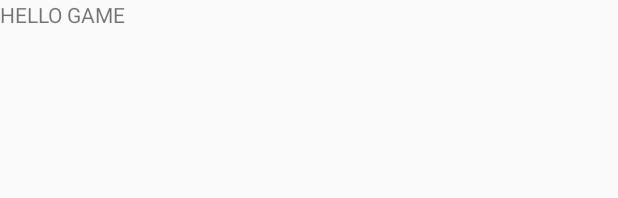
After one commit to veyga/Shinro, an Android app: the layout fragment_game.xml on its own in the app's theme, with its tools: preview values and no code run, on a phone screen of 412 x 824 dp. The commit adds this screen. Shown: the top 198 px of the screen. Run offline under Robolectric (Android 15) with nearby library versions, the phone set to English and light mode, and no system bars.

Commit message:
game fragment init

```diff
--- a/app/build.gradle
+++ b/app/build.gradle
@@ -29,12 +29,13 @@ android {
 
 dependencies {
     implementation fileTree(dir: 'libs', include: ['*.jar'])
-    implementation"org.jetbrains.kotlin:kotlin-stdlib-jdk7:$kotlin_version"
+    implementation "org.jetbrains.kotlin:kotlin-stdlib-jdk7:$kotlin_version"
     implementation 'androidx.appcompat:appcompat:1.1.0'
     implementation 'androidx.core:core-ktx:1.1.0'
     implementation 'androidx.constraintlayout:constraintlayout:1.1.3'
     implementation 'android.arch.navigation:navigation-fragment-ktx:1.0.0-rc02'
     implementation 'android.arch.navigation:navigation-ui-ktx:1.0.0-rc02'
+    implementation 'androidx.legacy:legacy-support-v4:1.0.0'
     testImplementation 'junit:junit:4.12'
     androidTestImplementation 'androidx.test.ext:junit:1.1.1'
     androidTestImplementation 'androidx.test.espresso:espresso-core:3.2.0'
--- /dev/null
+++ b/app/src/main/res/layout/fragment_game.xml
@@ -0,0 +1,14 @@
+<?xml version="1.0" encoding="utf-8"?>
+<FrameLayout xmlns:android="http://schemas.android.com/apk/res/android"
+    xmlns:tools="http://schemas.android.com/tools"
+    android:layout_width="match_parent"
+    android:layout_height="match_parent"
+    tools:context=".ui.game.GameFragment">
+
+    <!-- TODO: Update blank fragment layout -->
+    <TextView
+        android:layout_width="match_parent"
+        android:layout_height="match_parent"
+        android:text="HELLO GAME" />
+
+</FrameLayout>
--- a/app/src/main/res/values/strings.xml
+++ b/app/src/main/res/values/strings.xml
@@ -1,3 +1,4 @@
 <resources>
     <string name="app_name">Shinro</string>
+
 </resources>
```
Also changed, not shown: app/src/main/java/io/astefanich/shinro/ui/game/GameFragment.kt (added, +26 -0 lines).
